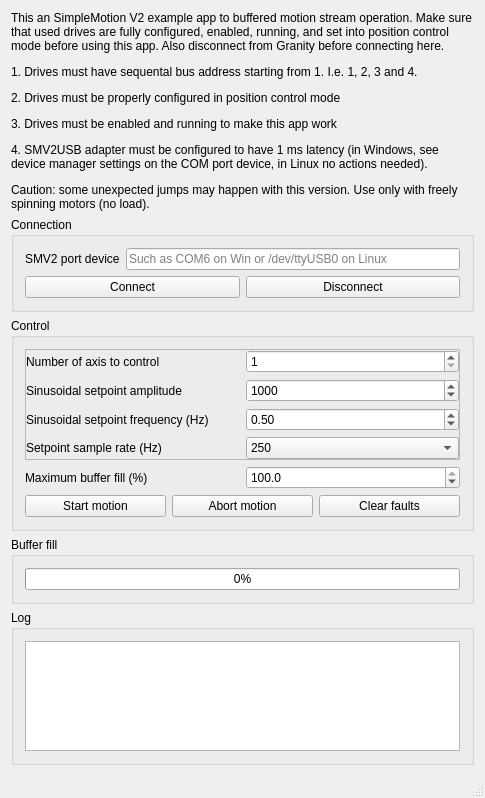
GraniteDevices/SimpleMotionV2Examples, file BufferedMotionStreamExample/mw.ui: the form before one commit.
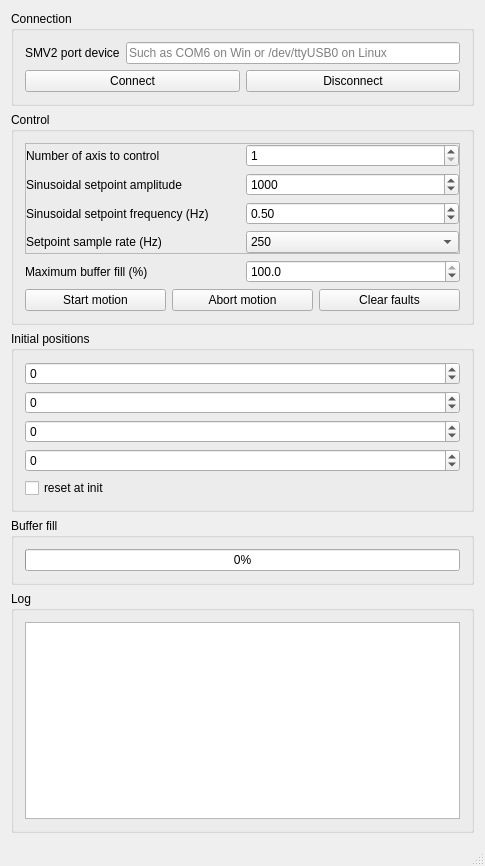
The form after the commit.

Commit message: Necessary changes for demo machine initialization of positions

Patch:
```diff
--- a/BufferedMotionStreamExample/mw.ui
+++ b/BufferedMotionStreamExample/mw.ui
@@ -7,7 +7,7 @@
     <x>0</x>
     <y>0</y>
     <width>485</width>
-    <height>798</height>
+    <height>866</height>
    </rect>
   </property>
   <property name="windowTitle">
@@ -15,16 +15,6 @@
   </property>
   <widget class="QWidget" name="centralWidget">
    <layout class="QVBoxLayout" name="verticalLayout_3">
-    <item>
-     <widget class="QLabel" name="label_2">
-      <property name="text">
-       <string>&lt;html&gt;&lt;head/&gt;&lt;body&gt;&lt;p&gt;This an SimpleMotion V2 example app to buffered motion stream operation. Make sure that used drives are fully configured, enabled, running, and set into position control mode before using this app. Also disconnect from Granity before connecting here. &lt;/p&gt;&lt;p&gt;1. Drives must have sequental bus address starting from 1. I.e. 1, 2, 3 and 4.&lt;/p&gt;&lt;p&gt;2. Drives must be properly configured in position control mode&lt;/p&gt;&lt;p&gt;3. Drives must be enabled and running to make this app work&lt;/p&gt;&lt;p&gt;4. SMV2USB adapter must be configured to have 1 ms latency (in Windows, see device manager settings on the COM port device, in Linux no actions needed).&lt;/p&gt;&lt;p&gt;Caution: some unexpected jumps may happen with this version. Use only with freely spinning motors (no load).&lt;/p&gt;&lt;/body&gt;&lt;/html&gt;</string>
-      </property>
-      <property name="wordWrap">
-       <bool>true</bool>
-      </property>
-     </widget>
-    </item>
     <item>
      <widget class="QGroupBox" name="groupBox">
       <property name="title">
@@ -264,6 +254,62 @@
       </layout>
      </widget>
     </item>
+    <item>
+     <widget class="QGroupBox" name="groupBox_5">
+      <property name="title">
+       <string>Initial positions</string>
+      </property>
+      <layout class="QVBoxLayout" name="verticalLayout_7">
+       <item>
+        <widget class="QSpinBox" name="initX">
+         <property name="minimum">
+          <number>-100000</number>
+         </property>
+         <property name="maximum">
+          <number>100000</number>
+         </property>
+        </widget>
+       </item>
+       <item>
+        <widget class="QSpinBox" name="initY">
+         <property name="minimum">
+          <number>-99999</number>
+         </property>
+         <property name="maximum">
+          <number>99999</number>
+         </property>
+        </widget>
+       </item>
+       <item>
+        <widget class="QSpinBox" name="initZ">
+         <property name="minimum">
+          <number>-99999</number>
+         </property>
+         <property name="maximum">
+          <number>99999</number>
+         </property>
+        </widget>
+       </item>
+       <item>
+        <widget class="QSpinBox" name="initA">
+         <property name="minimum">
+          <number>-100000</number>
+         </property>
+         <property name="maximum">
+          <number>100000</number>
+         </property>
+        </widget>
+       </item>
+       <item>
+        <widget class="QCheckBox" name="reset">
+         <property name="text">
+          <string>reset at init</string>
+         </property>
+        </widget>
+       </item>
+      </layout>
+     </widget>
+    </item>
     <item>
      <widget class="QGroupBox" name="groupBox_3">
       <property name="title">
```
The commit also changes 2 other files.
